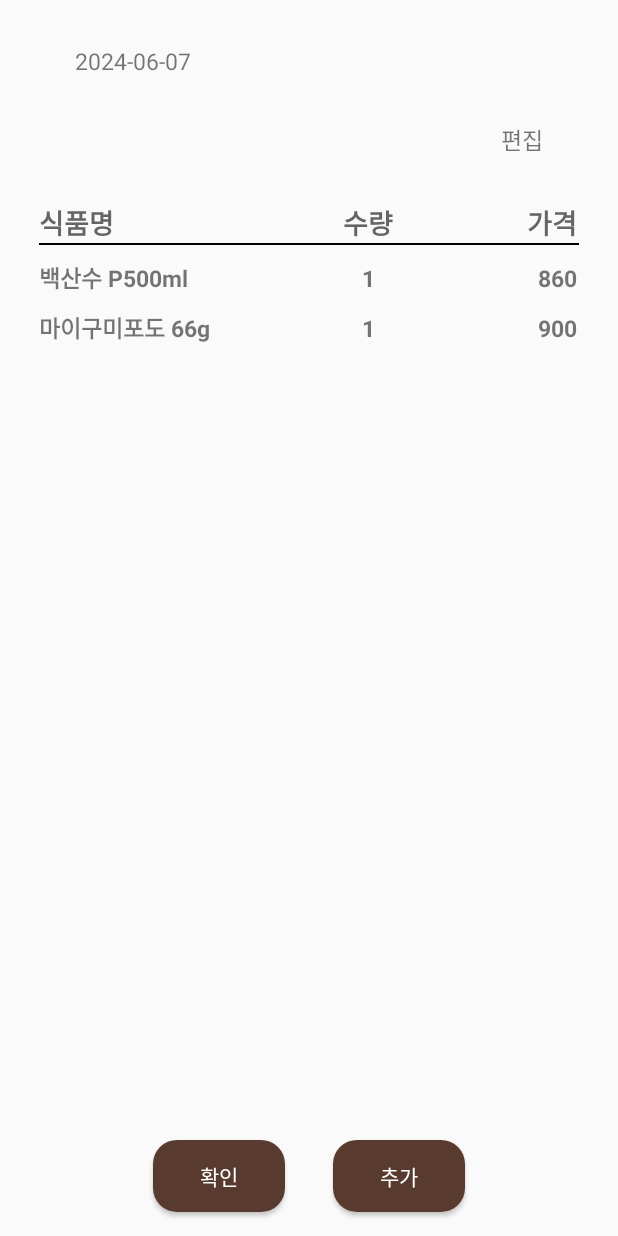
After one commit to yeongchaa/teamproject, an Android app: the layout edit_material.xml on its own in the app's theme, with its tools: preview values and no code run, on a phone screen of 412 x 824 dp. The commit adds this screen. Run offline under Robolectric (Android 15) with nearby library versions, the phone set to English and light mode, and no system bars.

Commit message:
재료 수정, 영수증 저장 UI 완성

```diff
--- /dev/null
+++ b/app/src/main/res/drawable/radius_button.xml
@@ -0,0 +1,9 @@
+<?xml version="1.0" encoding="utf-8"?>
+<selector xmlns:android="http://schemas.android.com/apk/res/android">
+    <item android:state_focused="false" android:state_pressed="false">
+        <shape>
+            <solid android:color="@color/brown"/>
+            <corners android:radius="16dp"/>
+        </shape>
+    </item>
+</selector>
--- /dev/null
+++ b/app/src/main/res/drawable/radius_textview.xml
@@ -0,0 +1,9 @@
+<?xml version="1.0" encoding="utf-8"?>
+<selector xmlns:android="http://schemas.android.com/apk/res/android">
+    <item android:state_focused="false" android:state_pressed="false">
+        <shape>
+            <solid android:color="@color/white"/>
+            <corners android:radius="30dp"/>
+        </shape>
+    </item>
+</selector>
--- /dev/null
+++ b/app/src/main/res/layout/edit_material.xml
@@ -0,0 +1,164 @@
+<LinearLayout
+    xmlns:android="http://schemas.android.com/apk/res/android"
+    android:layout_width="match_parent"
+    android:layout_height="match_parent"
+    android:orientation="vertical">
+    <!-- 날짜 표시 -->
+    <TextView
+        android:layout_width="wrap_content"
+        android:layout_height="wrap_content"
+        android:text="2024-06-07"
+        android:textSize="15sp"
+        android:layout_gravity="left"
+        android:layout_marginTop="30dp"
+        android:layout_marginLeft="50dp"/>
+    <!-- 편집 버튼 -->
+    <TextView
+        android:layout_width="wrap_content"
+        android:layout_height="wrap_content"
+        android:text="편집"
+        android:textSize="15sp"
+        android:layout_gravity="right"
+        android:clickable="true"
+        android:layout_marginTop="30dp"
+        android:layout_marginRight="50dp"/>
+    <!-- 식품 목록 표시를 위한 TableLayout -->
+    <TableLayout
+        android:id="@+id/tableLayout"
+        android:layout_width="360dp"
+        android:layout_height="0dp"
+        android:layout_marginHorizontal="30dp"
+        android:layout_weight="1"
+        android:layout_gravity="center"
+        android:stretchColumns="*">
+        <!-- 첫 번째 행: 제목 -->
+        <TableRow
+            android:layout_height="wrap_content"
+            android:layout_marginTop="30dp"
+            android:layout_weight="0">
+
+            <TextView
+                android:layout_width="wrap_content"
+                android:layout_height="wrap_content"
+                android:gravity="left"
+                android:textColor="@color/gray"
+                android:text="식품명"
+                android:textSize="18dp"
+                android:textStyle="bold" />
+
+            <TextView
+                android:layout_width="wrap_content"
+                android:layout_height="wrap_content"
+                android:gravity="center"
+                android:textColor="@color/gray"
+                android:text="수량"
+                android:textSize="18dp"
+                android:textStyle="bold" />
+
+            <TextView
+                android:layout_width="wrap_content"
+                android:layout_height="wrap_content"
+                android:gravity="right"
+                android:textColor="@color/gray"
+                android:text="가격"
+                android:textSize="18dp"
+                android:textStyle="bold" />
+        </TableRow>
+        <View
+            android:layout_width="match_parent"
+            android:layout_height="1dp"
+            android:background="@color/black"/>
+        <TableRow
+            android:layout_weight="0"
+            android:layout_height="15dp"
+            android:layout_marginTop="10dp">
+            <TextView
+                android:layout_width="wrap_content"
+                android:layout_height="wrap_content"
+                android:text="백산수 P500ml"
+                android:textSize="15dp"
+                android:gravity="left"
+                android:textStyle="bold"/>
+            <TextView
+                android:layout_width="wrap_content"
+                android:layout_height="wrap_content"
+                android:text="1"
+                android:textSize="15dp"
+                android:gravity="center"
+                android:textStyle="bold"/>
+            <TextView
+                android:layout_width="wrap_content"
+                android:layout_height="wrap_content"
+                android:text="860"
+                android:textSize="15dp"
+                android:gravity="right"
+                android:textStyle="bold"/>
+        </TableRow>
+        <TableRow
+            android:layout_weight="0"
+            android:layout_marginTop="10dp">
+            <TextView
+                android:layout_width="wrap_content"
+                android:layout_height="wrap_content"
+                android:text="마이구미포도 66g"
+                android:textSize="15dp"
+                android:gravity="left"
+                android:textStyle="bold"/>
+            <TextView
+                android:layout_width="wrap_content"
+                android:layout_height="wrap_content"
+                android:text="1"
+                android:textSize="15dp"
+                android:gravity="center"
+                android:textStyle="bold"/>
+            <TextView
+                android:layout_width="wrap_content"
+                android:layout_height="wrap_content"
+                android:text="900"
+                android:textSize="15dp"
+                android:gravity="right"
+                android:textStyle="bold"/>
+        </TableRow>
+        <!-- 동적으로 아이템 추가될 영역 -->
+    </TableLayout>
+
+    <!-- 하단의 버튼 영역 -->
+    <LinearLayout
+        android:layout_width="wrap_content"
+        android:layout_height="wrap_content"
+        android:layout_gravity="center_horizontal"
+        android:orientation="horizontal">
+
+        <!-- 확인 버튼 -->
+        <Button
+            android:id="@+id/button_confirm"
+            android:layout_width="wrap_content"
+            android:layout_height="wrap_content"
+            android:text="확인"
+            android:textColor="@color/white"
+            android:background="@drawable/radius_button"
+            android:layout_margin="16dp"/>
+
+        <!-- 추가 버튼 -->
+        <Button
+            android:id="@+id/button_add"
+            android:layout_width="wrap_content"
+            android:layout_height="wrap_content"
+            android:text="추가"
+            android:textColor="@color/white"
+            android:visibility="visible"
+            android:background="@drawable/radius_button"
+            android:layout_margin="16dp"/>
+
+        <!-- 삭제 버튼 (편집 모드에서 활성화됨) -->
+        <Button
+            android:id="@+id/button_delete"
+            android:layout_width="wrap_content"
+            android:layout_height="wrap_content"
+            android:text="삭제"
+            android:textColor="@color/white"
+            android:visibility="gone"
+            android:background="@drawable/radius_button"
+            android:layout_margin="16dp"/>
+    </LinearLayout>
+</LinearLayout>
--- /dev/null
+++ b/app/src/main/res/layout/save_receipt.xml
@@ -0,0 +1,44 @@
+<?xml version="1.0" encoding="utf-8"?>
+<LinearLayout xmlns:android="http://schemas.android.com/apk/res/android"
+    android:orientation="vertical"
+    android:layout_width="match_parent"
+    android:layout_height="match_parent"
+    android:gravity="center"
+    android:background="@color/lighter_gray">
+
+    <TextView
+        android:layout_width="270dp"
+        android:layout_height="100dp"
+        android:layout_gravity="center"
+        android:background="@drawable/radius_textview"
+        android:gravity="center"
+        android:text="저장하고 있습니다.\n잠시만 기다려주세요."
+        android:textSize="18sp"
+        android:textStyle="bold">
+    </TextView>
+    <!-- 하단의 버튼 영역 -->
+    <LinearLayout
+        android:layout_width="match_parent"
+        android:layout_height="wrap_content"
+        android:gravity="center"
+        android:orientation="horizontal">
+
+        <!-- 확인 버튼 -->
+        <Button
+            android:layout_width="wrap_content"
+            android:layout_height="wrap_content"
+            android:layout_margin="16dp"
+            android:text="확인"
+            android:textColor="@color/white"
+            android:background="@drawable/radius_button" />
+
+        <!-- 취소 버튼 -->
+        <Button
+            android:layout_width="wrap_content"
+            android:layout_height="wrap_content"
+            android:layout_margin="16dp"
+            android:text="취소"
+            android:textColor="@color/white"
+            android:background="@drawable/radius_button" />
+    </LinearLayout>
+</LinearLayout>
--- a/app/src/main/res/values/colors.xml
+++ b/app/src/main/res/values/colors.xml
@@ -6,6 +6,7 @@
     <color name="red">#F15151</color>
     <color name="gray">#656565</color>
     <color name="light_gray">#959595</color>
+    <color name="lighter_gray">#F5F5F5</color>
     <color name="light_blue">#AAAAFF</color>
     <color name="brown">#593A2E</color>
 </resources>
--- a/app/src/main/res/values/themes.xml
+++ b/app/src/main/res/values/themes.xml
@@ -1,6 +1,6 @@
 <resources xmlns:tools="http://schemas.android.com/tools">
     <!-- Base application theme. -->
-    <style name="Base.Theme.Gagyebu" parent="Theme.Material3.DayNight.NoActionBar">
+    <style name="Base.Theme.Gagyebu" parent="Theme.AppCompat.DayNight.NoActionBar">
         <!-- Customize your light theme here. -->
         <!-- <item name="colorPrimary">@color/my_light_primary</item> -->
     </style>
```
